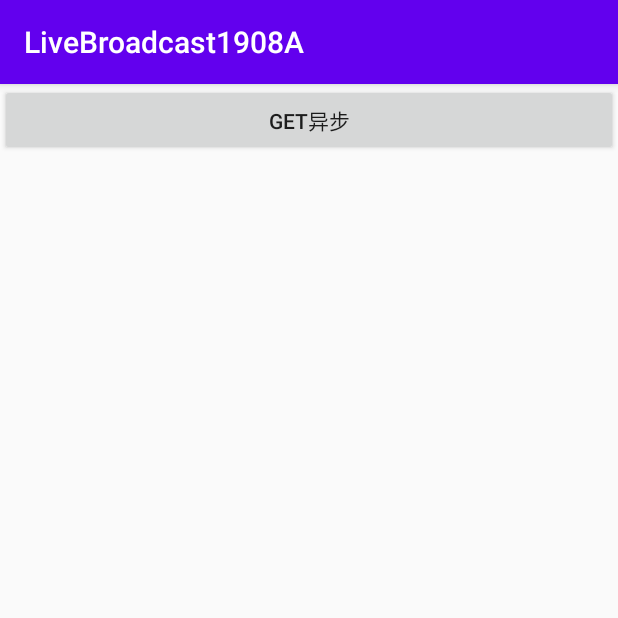
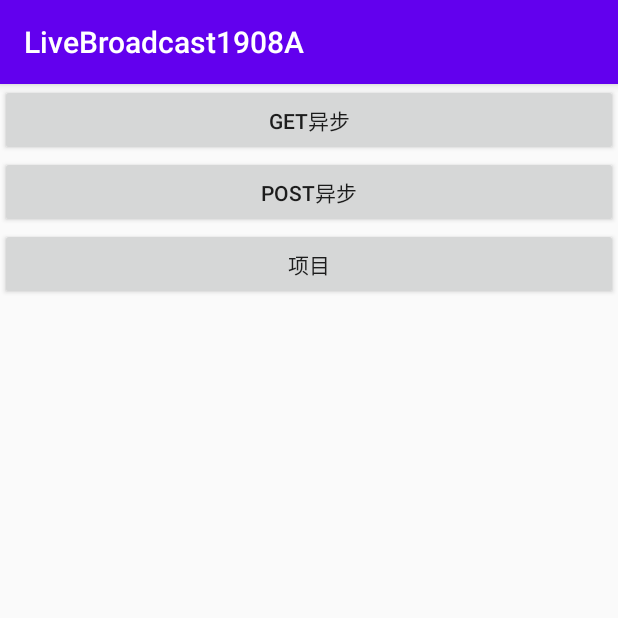
Before and after one commit to anwanfei/LiveBroadcast1908A, an Android app: the screen it shows after launch (MainActivity), after a tap on "GET异步", on a phone screen of 412 x 824 dp, the top half of it. Run offline under Robolectric (Android 15) with nearby library versions, the phone set to English and light mode, and no system bars.

Commit message:
1.ok  post异步请求 2.项目

```diff
--- a/app/src/main/AndroidManifest.xml
+++ b/app/src/main/AndroidManifest.xml
@@ -9,6 +9,7 @@
         android:roundIcon="@mipmap/ic_launcher_round"
         android:supportsRtl="true"
         android:theme="@style/AppTheme">
+        <activity android:name=".ProjectActivity"></activity>
         <activity android:name=".MainActivity">
             <intent-filter>
                 <action android:name="android.intent.action.MAIN" />
@@ -17,6 +18,7 @@
             </intent-filter>
         </activity>
     </application>
+
     <uses-permission android:name="android.permission.INTERNET" />
 
 </manifest>
--- a/app/src/main/java/com/anfly/livebroadcast1908a/MainActivity.java
+++ b/app/src/main/java/com/anfly/livebroadcast1908a/MainActivity.java
@@ -1,5 +1,6 @@
 package com.anfly.livebroadcast1908a;
 
+import android.content.Intent;
 import android.os.Bundle;
 import android.util.Log;
 import android.view.View;
@@ -10,17 +11,25 @@ import androidx.appcompat.app.AppCompatActivity;
 import com.google.gson.Gson;
 
 import java.io.IOException;
+import java.util.ArrayList;
 
 import okhttp3.Call;
 import okhttp3.Callback;
+import okhttp3.FormBody;
 import okhttp3.OkHttpClient;
 import okhttp3.Request;
 import okhttp3.Response;
 
-public class MainActivity extends AppCompatActivity  implements View.OnClickListener {
+public class MainActivity extends AppCompatActivity implements View.OnClickListener {
 
     private Button btn_get_en;
-    private String footUrl = "http://www.qubaobei.com/ios/cf/dish_list.php?stage_id=1&limit=20&page=1";
+    private String footUrl = "http://www.qubaobei.com/ios/cf/dish_list.php";
+    private String jikeUrl = "https://api.apiopen.top/getJoke?page=1&count=2&type=video";
+    private String paramas = "?stage_id=1&limit=20&page=1";
+    private Button btn_post_en;
+    private ArrayList<FoodBean.DataBean> list;
+    private OkAdapter adapter;
+    private Button btn_project;
 
     @Override
     protected void onCreate(Bundle savedInstanceState) {
@@ -30,10 +39,15 @@ public class MainActivity extends AppCompatActivity  implements View.OnClickList
         initView();
     }
 
+
+
     private void initView() {
         btn_get_en = (Button) findViewById(R.id.btn_get_en);
-
         btn_get_en.setOnClickListener(this);
+        btn_post_en = (Button) findViewById(R.id.btn_post_en);
+        btn_post_en.setOnClickListener(this);
+        btn_project = (Button) findViewById(R.id.btn_project);
+        btn_project.setOnClickListener(this);
     }
 
     @Override
@@ -42,7 +56,55 @@ public class MainActivity extends AppCompatActivity  implements View.OnClickList
             case R.id.btn_get_en:
                 getEn();
                 break;
+            case R.id.btn_post_en:
+                postEn();
+                break;
+            case R.id.btn_project:
+                Intent intent = new Intent(this, ProjectActivity.class);
+                startActivity(intent);
+                break;
         }
+    }
+
+    private void postEn() {
+        //1.获取ok对象
+        OkHttpClient okHttpClient = new OkHttpClient.Builder().build();
+
+        //2.创建请求体
+        FormBody body = new FormBody.Builder()
+                .add("stage_id", "1")
+                .add("limit", "2")
+                .add("page", "1")
+                .build();
+
+        //3.获取请求对象
+        Request requst = new Request.Builder()
+                .url(footUrl)
+                .post(body)
+                .build();
+
+        //4.获取call对象
+        Call call = okHttpClient.newCall(requst);
+
+        //5.call执行请求
+        call.enqueue(new Callback() {
+            @Override
+            public void onFailure(Call call, IOException e) {
+                Log.e("TAG", "网络错误：" + e.getMessage());
+            }
+
+            @Override
+            public void onResponse(Call call, Response response) throws IOException {
+                String json = response.body().string();
+                final FoodBean foodBean = new Gson().fromJson(json, FoodBean.class);
+                runOnUiThread(new Runnable() {
+                    @Override
+                    public void run() {
+                        btn_post_en.setText(foodBean.getData().get(0).getTitle());
+                    }
+                });
+            }
+        });
     }
 
     private void getEn() {
@@ -51,7 +113,7 @@ public class MainActivity extends AppCompatActivity  implements View.OnClickList
 
         //2.构建请求对象
         final Request request = new Request.Builder()
-                .url(footUrl)
+                .url(footUrl + paramas)
                 .get()
                 .build();
 
@@ -74,7 +136,7 @@ public class MainActivity extends AppCompatActivity  implements View.OnClickList
                 final FoodBean foodBean = gson.fromJson(json, FoodBean.class);
 
 
-                Log.e("TAG", "json:"+json.toString());
+                Log.e("TAG", "json:" + json.toString());
                 runOnUiThread(new Runnable() {
                     @Override
                     public void run() {
--- a/app/src/main/res/layout/activity_main.xml
+++ b/app/src/main/res/layout/activity_main.xml
@@ -13,4 +13,24 @@
         android:text="get异步"
         app:layout_constraintTop_toTopOf="parent" />
 
+    <Button
+        android:id="@+id/btn_post_en"
+        android:layout_width="match_parent"
+        android:layout_height="wrap_content"
+        android:text="post异步"
+        app:layout_constraintTop_toBottomOf="@id/btn_get_en" />
+
+    <Button
+        android:id="@+id/btn_project"
+        android:layout_width="match_parent"
+        android:layout_height="wrap_content"
+        android:text="项目"
+        app:layout_constraintTop_toBottomOf="@id/btn_post_en" />
+
+    <androidx.recyclerview.widget.RecyclerView
+        android:layout_width="match_parent"
+        android:layout_height="0dp"
+        app:layout_constraintBottom_toBottomOf="parent"
+        app:layout_constraintTop_toBottomOf="@id/btn_project" />
+
 </androidx.constraintlayout.widget.ConstraintLayout>
```
Also changed, not shown: app/src/main/java/com/anfly/livebroadcast1908a/OkAdapter.java (added, +66 -0 lines), app/src/main/java/com/anfly/livebroadcast1908a/ProjectActivity.java (added, +116 -0 lines), app/src/main/res/layout/activity_project.xml (added, +20 -0 lines), app/src/main/res/layout/item_ok.xml (added, +25 -0 lines), 1 other file.
